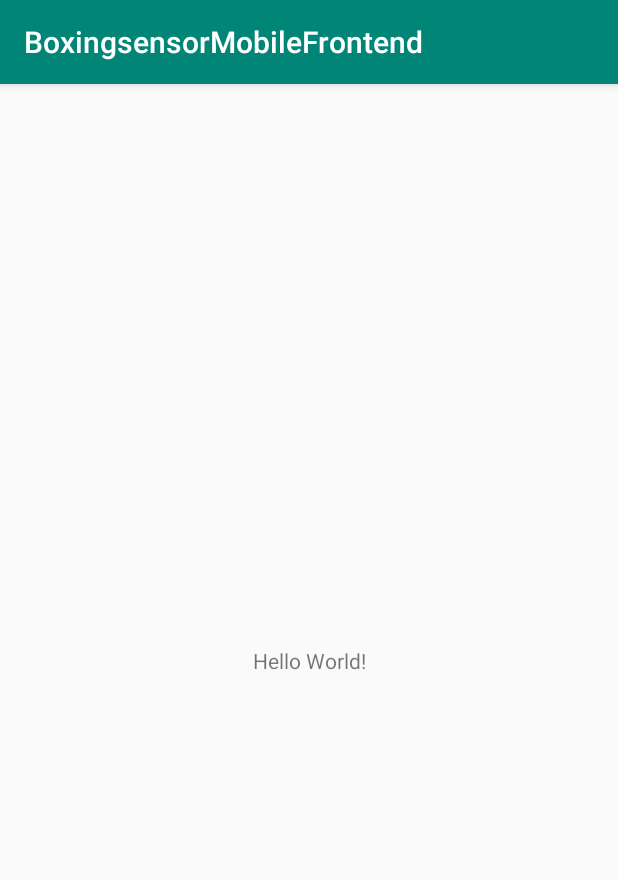
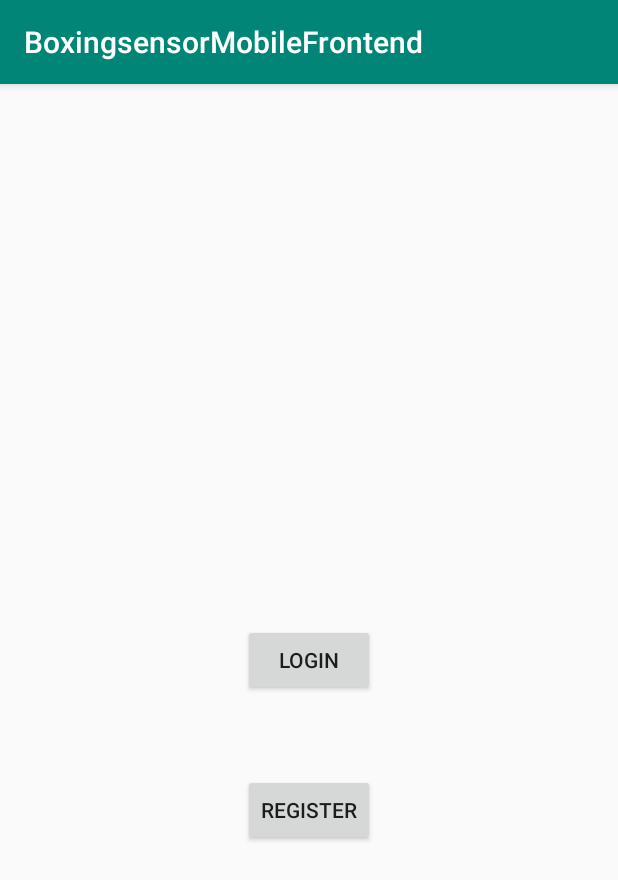
Before and after one commit to Gianni2U/BoxingSensorMobileFrontend, an Android app: the screen it shows after launch (MainActivity), on a phone screen of 412 x 824 dp. Shown: the top 880 px of the screen. Run offline under Robolectric (Android 15) with nearby library versions, the phone set to English and light mode, and no system bars.

Commit message:
Created login/register activities and added readme for this branch

```diff
--- a/app/src/main/AndroidManifest.xml
+++ b/app/src/main/AndroidManifest.xml
@@ -9,6 +9,8 @@
         android:roundIcon="@mipmap/ic_launcher_round"
         android:supportsRtl="true"
         android:theme="@style/AppTheme">
+        <activity android:name=".LoginActivity"></activity>
+        <activity android:name=".RegisterActivity" />
         <activity android:name=".MainActivity">
             <intent-filter>
                 <action android:name="android.intent.action.MAIN" />
--- a/app/src/main/java/com/gianni/boxingsensormobilefrontend/MainActivity.java
+++ b/app/src/main/java/com/gianni/boxingsensormobilefrontend/MainActivity.java
@@ -3,12 +3,19 @@ package com.gianni.boxingsensormobilefrontend;
 import androidx.appcompat.app.AppCompatActivity;
 
 import android.os.Bundle;
+import android.widget.Button;
 
 public class MainActivity extends AppCompatActivity {
+
+    private Button register;
+    private Button login;
 
     @Override
     protected void onCreate(Bundle savedInstanceState) {
         super.onCreate(savedInstanceState);
         setContentView(R.layout.activity_main);
+
+        register =findViewById(R.id.button_register);
+        login = findViewById(R.id.button_login);
     }
 }
--- a/app/src/main/res/layout/activity_main.xml
+++ b/app/src/main/res/layout/activity_main.xml
@@ -6,13 +6,26 @@
     android:layout_height="match_parent"
     tools:context=".MainActivity">
 
-    <TextView
+    <Button
+        android:id="@+id/button_register"
         android:layout_width="wrap_content"
         android:layout_height="wrap_content"
-        android:text="Hello World!"
+        android:layout_marginTop="200dp"
+        android:text="Register"
         app:layout_constraintBottom_toBottomOf="parent"
-        app:layout_constraintLeft_toLeftOf="parent"
-        app:layout_constraintRight_toRightOf="parent"
+        app:layout_constraintEnd_toEndOf="parent"
+        app:layout_constraintHorizontal_bias="0.501"
+        app:layout_constraintStart_toStartOf="parent"
+        app:layout_constraintTop_toTopOf="parent" />
+
+    <Button
+        android:id="@+id/button_login"
+        android:layout_width="wrap_content"
+        android:layout_height="wrap_content"
+        android:text="Login"
+        app:layout_constraintBottom_toBottomOf="parent"
+        app:layout_constraintEnd_toEndOf="parent"
+        app:layout_constraintStart_toStartOf="parent"
         app:layout_constraintTop_toTopOf="parent" />
 
 </androidx.constraintlayout.widget.ConstraintLayout>
```
Also changed, not shown: 1 other file.
